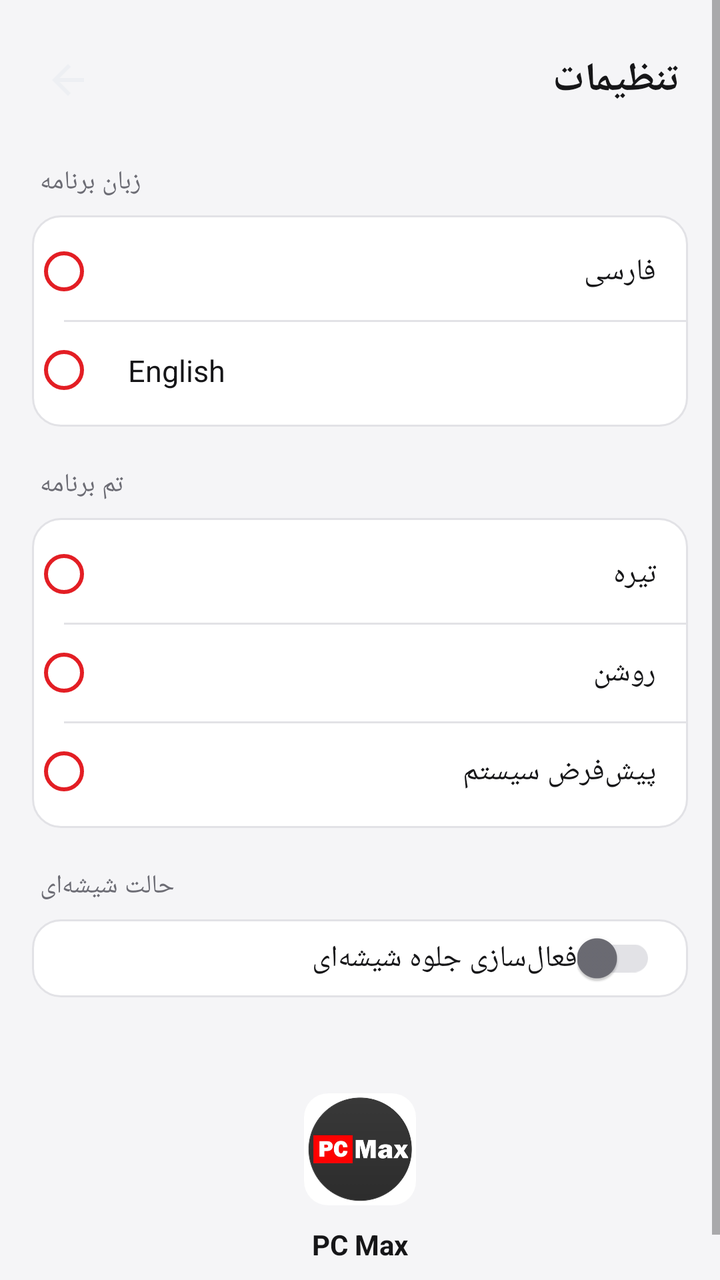
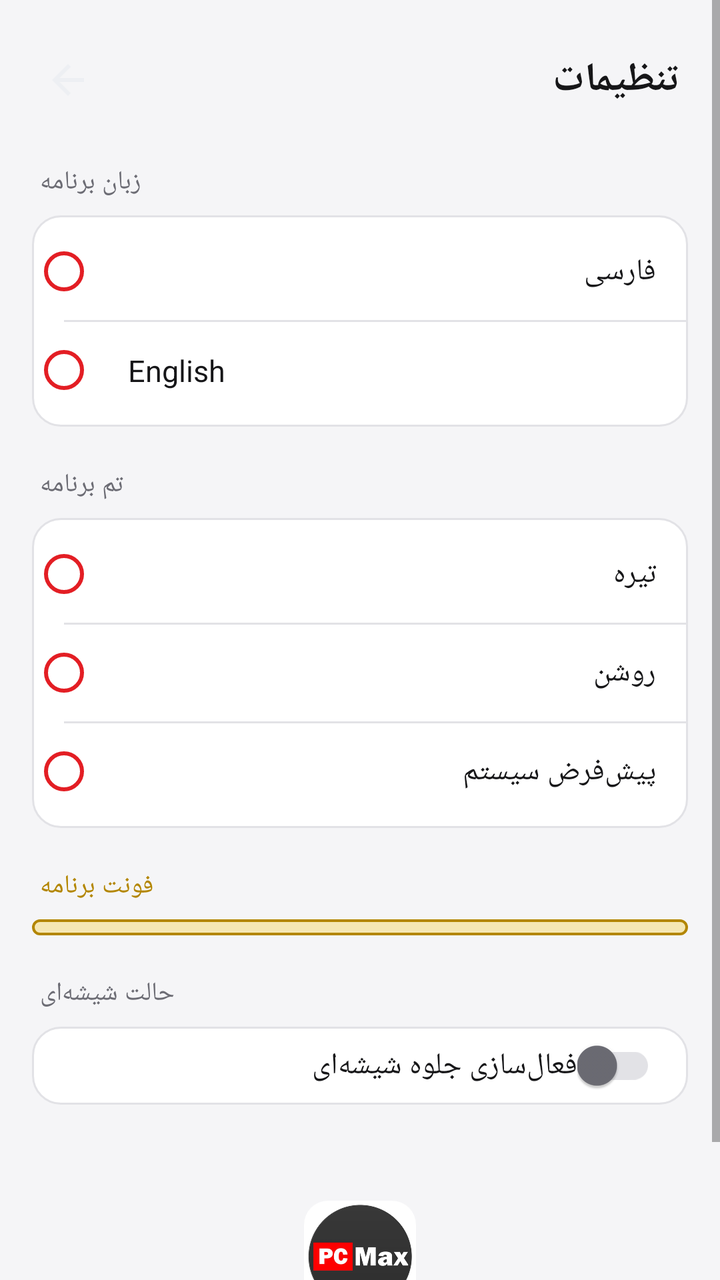

An Android layout rendered at two revisions. The XML below is the earlier revision; the diff shows what the commit changed to produce the second picture.
<!-- AndroidManifest.xml: application theme Theme.GameSettings -->
<!-- res/layout/activity_settings.xml -->
<?xml version="1.0" encoding="utf-8"?>
<ScrollView xmlns:android="http://schemas.android.com/apk/res/android"
    xmlns:app="http://schemas.android.com/apk/res-auto"
    android:layout_width="match_parent"
    android:layout_height="match_parent"
    android:background="@color/background"
    android:fillViewport="true">

    <LinearLayout
        android:layout_width="match_parent"
        android:layout_height="wrap_content"
        android:orientation="vertical">

        
        <LinearLayout
            android:layout_width="match_parent"
            android:layout_height="wrap_content"
            android:orientation="horizontal"
            android:gravity="center_vertical"
            android:paddingStart="12dp"
            android:paddingEnd="20dp"
            android:paddingTop="18dp"
            android:paddingBottom="8dp">

            <ImageButton
                android:id="@+id/back_button"
                android:layout_width="44dp"
                android:layout_height="44dp"
                android:background="?android:attr/selectableItemBackgroundBorderless"
                android:src="@drawable/ic_back"
                android:contentDescription="بازگشت"
                app:tint="@color/text_primary" />

            <TextView
                android:layout_width="0dp"
                android:layout_height="wrap_content"
                android:layout_weight="1"
                android:layout_marginStart="4dp"
                android:text="@string/settings_title"
                android:textSize="20sp"
                android:textStyle="bold"
                android:textColor="@color/text_primary" />

        </LinearLayout>

        
        <TextView
            android:layout_width="wrap_content"
            android:layout_height="wrap_content"
            android:layout_marginStart="20dp"
            android:layout_marginTop="12dp"
            android:layout_marginBottom="8dp"
            android:text="@string/settings_language"
            android:textSize="13sp"
            android:textColor="@color/text_secondary" />

        <LinearLayout
            android:id="@+id/language_card"
            android:layout_width="match_parent"
            android:layout_height="wrap_content"
            android:orientation="vertical"
            android:layout_marginHorizontal="16dp"
            android:background="@drawable/bg_card"
            android:paddingVertical="4dp">

            <RadioGroup
                android:id="@+id/language_group"
                android:layout_width="match_parent"
                android:layout_height="wrap_content"
                android:orientation="vertical">

                <RadioButton
                    android:id="@+id/lang_fa"
                    style="@style/SettingsRadio"
                    android:text="@string/lang_fa" />

                <View style="@style/SettingsDivider" />

                <RadioButton
                    android:id="@+id/lang_en"
                    style="@style/SettingsRadio"
                    android:text="@string/lang_en" />

            </RadioGroup>
        </LinearLayout>

        
        <TextView
            android:layout_width="wrap_content"
            android:layout_height="wrap_content"
            android:layout_marginStart="20dp"
            android:layout_marginTop="20dp"
            android:layout_marginBottom="8dp"
            android:text="@string/settings_theme"
            android:textSize="13sp"
            android:textColor="@color/text_secondary" />

        <LinearLayout
            android:id="@+id/theme_card"
            android:layout_width="match_parent"
            android:layout_height="wrap_content"
            android:orientation="vertical"
            android:layout_marginHorizontal="16dp"
            android:background="@drawable/bg_card"
            android:paddingVertical="4dp">

            <RadioGroup
                android:id="@+id/theme_group"
                android:layout_width="match_parent"
                android:layout_height="wrap_content"
                android:orientation="vertical">

                <RadioButton
                    android:id="@+id/theme_dark"
                    style="@style/SettingsRadio"
                    android:text="@string/theme_dark" />

                <View style="@style/SettingsDivider" />

                <RadioButton
                    android:id="@+id/theme_light"
                    style="@style/SettingsRadio"
                    android:text="@string/theme_light" />

                <View style="@style/SettingsDivider" />

                <RadioButton
                    android:id="@+id/theme_system"
                    style="@style/SettingsRadio"
                    android:text="@string/theme_system" />

            </RadioGroup>
        </LinearLayout>

        
        <TextView
            android:layout_width="wrap_content"
            android:layout_height="wrap_content"
            android:layout_marginStart="20dp"
            android:layout_marginTop="20dp"
            android:layout_marginBottom="8dp"
            android:text="@string/settings_glass"
            android:textSize="13sp"
            android:textColor="@color/text_secondary" />

        <LinearLayout
            android:id="@+id/glass_card"
            android:layout_width="match_parent"
            android:layout_height="wrap_content"
            android:orientation="horizontal"
            android:gravity="center_vertical"
            android:layout_marginHorizontal="16dp"
            android:background="@drawable/bg_card"
            android:paddingHorizontal="16dp"
            android:paddingVertical="6dp">

            <TextView
                android:layout_width="0dp"
                android:layout_height="wrap_content"
                android:layout_weight="1"
                android:text="@string/glass_effect"
                android:textSize="15sp"
                android:textColor="@color/text_primary" />

            <androidx.appcompat.widget.SwitchCompat
                android:id="@+id/glass_switch"
                android:layout_width="wrap_content"
                android:layout_height="wrap_content"
                app:thumbTint="@color/switch_thumb_tint"
                app:trackTint="@color/switch_track_tint" />

        </LinearLayout>

        
        <LinearLayout
            android:layout_width="match_parent"
            android:layout_height="wrap_content"
            android:orientation="vertical"
            android:gravity="center"
            android:paddingTop="48dp"
            android:paddingBottom="32dp">

            <ImageView
                android:layout_width="56dp"
                android:layout_height="56dp"
                android:src="@drawable/app_logo"
                android:background="@drawable/bg_image_rounded"
                android:clipToOutline="true" />

            <TextView
                android:layout_width="wrap_content"
                android:layout_height="wrap_content"
                android:layout_marginTop="10dp"
                android:text="PC Max"
                android:textSize="14sp"
                android:textStyle="bold"
                android:textColor="@color/text_primary" />

        </LinearLayout>

    </LinearLayout>

</ScrollView>
<!-- resources referenced by this layout -->
<resources>
  <color name="background">#F5F5F7</color>
  <color name="text_primary">#161618</color>
  <color name="text_secondary">#6C6C74</color>
  <!-- drawable app_logo: png bitmap (drawable, 68833 bytes) -->
  <!-- drawable bg_card (drawable) -->
  <?xml version="1.0" encoding="utf-8"?>
  <shape xmlns:android="http://schemas.android.com/apk/res/android"
      android:shape="rectangle">
      <solid android:color="@color/surface" />
      <stroke android:width="1dp" android:color="@color/border" />
      <corners android:radius="14dp" />
  </shape>
  <!-- drawable bg_image_rounded (drawable) -->
  <?xml version="1.0" encoding="utf-8"?>
  <shape xmlns:android="http://schemas.android.com/apk/res/android"
      android:shape="rectangle">
      <solid android:color="@color/surface_alt" />
      <corners android:radius="12dp" />
  </shape>
  <!-- drawable ic_back (drawable) -->
  <vector xmlns:android="http://schemas.android.com/apk/res/android"
      android:width="24dp"
      android:height="24dp"
      android:viewportWidth="24"
      android:viewportHeight="24"
      android:autoMirrored="true">
      <path
          android:fillColor="#EDEFF3"
          android:pathData="M20,11H7.83l5.59,-5.59L12,4l-8,8 8,8 1.41,-1.41L7.83,13H20v-2z" />
  </vector>
  <string name="glass_effect">فعال‌سازی جلوه شیشه‌ای</string>
  <string name="lang_en">English</string>
  <string name="lang_fa">فارسی</string>
  <string name="settings_glass">حالت شیشه‌ای</string>
  <string name="settings_language">زبان برنامه</string>
  <string name="settings_theme">تم برنامه</string>
  <string name="settings_title">تنظیمات</string>
  <string name="theme_dark">تیره</string>
  <string name="theme_light">روشن</string>
  <string name="theme_system">پیش‌فرض سیستم</string>
  <style name="SettingsDivider">
          <item name="android:layout_width">match_parent</item>
          <item name="android:layout_height">1dp</item>
          <item name="android:background">@color/border</item>
          <item name="android:layout_marginStart">16dp</item>
      </style>
  <style name="SettingsRadio" parent="Widget.AppCompat.CompoundButton.RadioButton">
          <item name="android:layout_width">match_parent</item>
          <item name="android:layout_height">wrap_content</item>
          <item name="android:paddingVertical">14dp</item>
          <item name="android:paddingHorizontal">16dp</item>
          <item name="android:textSize">15sp</item>
          <item name="android:textColor">@color/text_primary</item>
          <item name="android:buttonTint">@color/accent_red</item>
      </style>
  <style name="Theme.GameSettings" parent="Theme.AppCompat.DayNight.NoActionBar">
          <item name="colorPrimary">@color/surface</item>
          <item name="colorPrimaryDark">@color/background</item>
          <item name="colorAccent">@color/accent_red</item>
          <item name="android:windowBackground">@color/background</item>
          <item name="android:statusBarColor">@color/background</item>
          <item name="android:navigationBarColor">@color/background</item>
          <item name="android:windowLightStatusBar">false</item>
      </style>
  <color name="surface">#FFFFFF</color>
  <color name="border">#E2E2E6</color>
  <color name="surface_alt">#EFEFF2</color>
  <color name="accent_red">#E31E24</color>
</resources>

<!-- the commit's change to res/layout/activity_settings.xml (unified diff, before → after) -->
@@ -139,6 +139,34 @@
             android:layout_marginStart="20dp"
             android:layout_marginTop="20dp"
             android:layout_marginBottom="8dp"
+            android:text="@string/settings_font"
+            android:textSize="13sp"
+            android:textColor="@color/tag_yellow" />
+
+        <LinearLayout
+            android:id="@+id/font_card"
+            android:layout_width="match_parent"
+            android:layout_height="wrap_content"
+            android:orientation="vertical"
+            android:layout_marginHorizontal="16dp"
+            android:background="@drawable/bg_card_glass_yellow"
+            android:paddingVertical="4dp">
+
+            <RadioGroup
+                android:id="@+id/font_group"
+                android:layout_width="match_parent"
+                android:layout_height="wrap_content"
+                android:orientation="vertical" />
+
+        </LinearLayout>
+
+        
+        <TextView
+            android:layout_width="wrap_content"
+            android:layout_height="wrap_content"
+            android:layout_marginStart="20dp"
+            android:layout_marginTop="20dp"
+            android:layout_marginBottom="8dp"
             android:text="@string/settings_glass"
             android:textSize="13sp"
             android:textColor="@color/text_secondary" />
<!-- resource entries referenced after the edit -->
@@ -1,6 +1,7 @@
 <!-- resources referenced by this layout -->
 <resources>
   <color name="background">#F5F5F7</color>
+  <color name="tag_yellow">#B38600</color>
   <color name="text_primary">#161618</color>
   <color name="text_secondary">#6C6C74</color>
   <!-- drawable app_logo: png bitmap (drawable, 68833 bytes) -->
@@ -11,6 +12,13 @@
       <solid android:color="@color/surface" />
       <stroke android:width="1dp" android:color="@color/border" />
       <corners android:radius="14dp" />
+  </shape>
+  <!-- drawable bg_card_glass_yellow (drawable) -->
+  <?xml version="1.0" encoding="utf-8"?>
+  <shape xmlns:android="http://schemas.android.com/apk/res/android">
+      <solid android:color="@color/glass_yellow_fill" />
+      <stroke android:width="1.2dp" android:color="@color/tag_yellow" />
+      <corners android:radius="16dp" />
   </shape>
   <!-- drawable bg_image_rounded (drawable) -->
   <?xml version="1.0" encoding="utf-8"?>
@@ -33,6 +41,7 @@
   <string name="glass_effect">فعال‌سازی جلوه شیشه‌ای</string>
   <string name="lang_en">English</string>
   <string name="lang_fa">فارسی</string>
+  <string name="settings_font">فونت برنامه</string>
   <string name="settings_glass">حالت شیشه‌ای</string>
   <string name="settings_language">زبان برنامه</string>
   <string name="settings_theme">تم برنامه</string>
@@ -66,6 +75,7 @@
       </style>
   <color name="surface">#FFFFFF</color>
   <color name="border">#E2E2E6</color>
+  <color name="glass_yellow_fill">#4DF5C518</color>
   <color name="surface_alt">#EFEFF2</color>
   <color name="accent_red">#E31E24</color>
 </resources>
